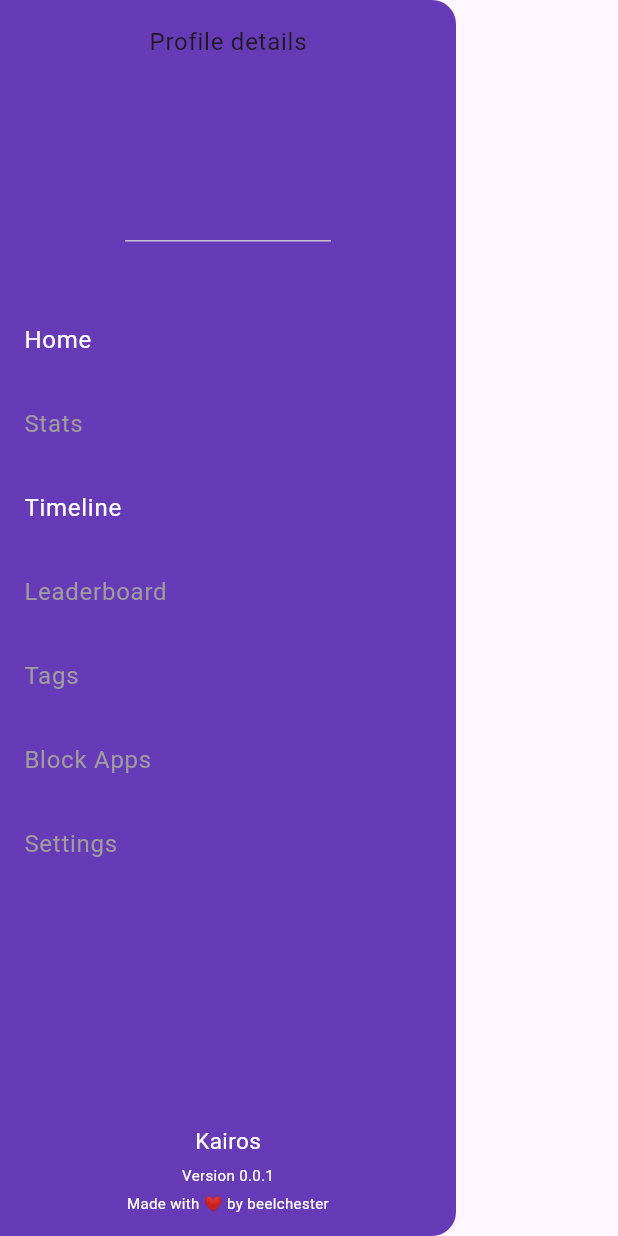
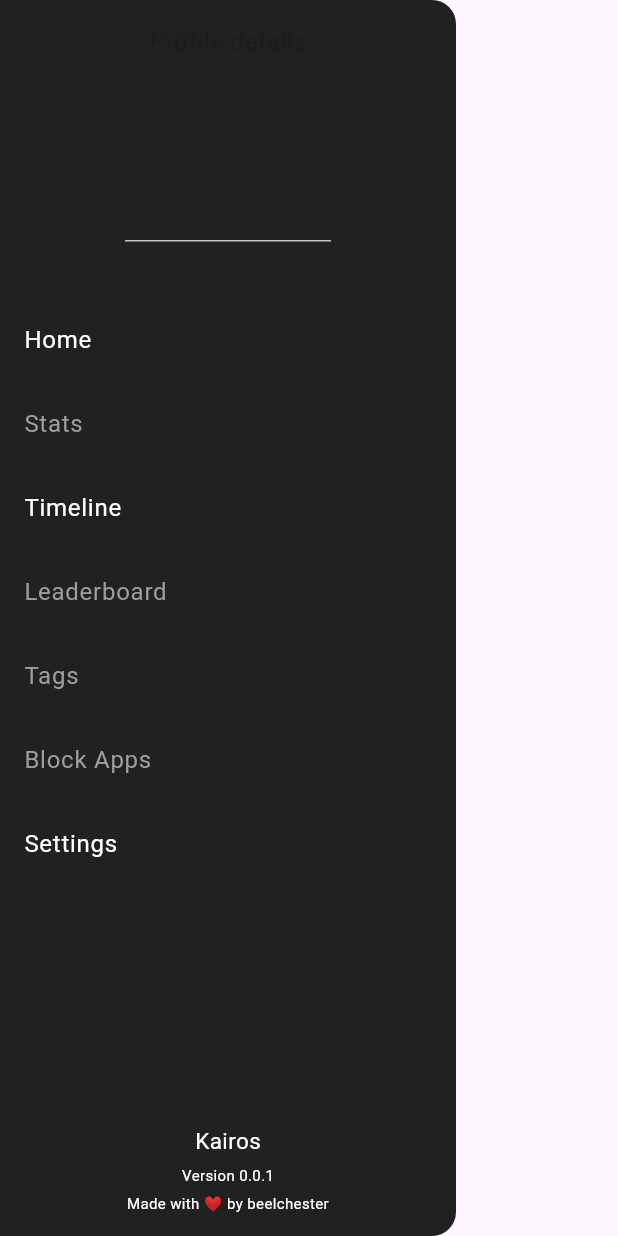
Before and after one commit to beelchester/kairos, a Flutter app: the DrawerWidget widget shown alone on an empty page, opened directly, on a phone screen of 412 x 824 dp. Run offline on Flutter 3.47's test engine with Material 3 defaults, Android fonts, the phone set to English and light mode, and no system bars; our stand-ins replace shared_preferences; accounts and stored records are empty; network calls fail.

Commit message:
feat: settings page init, drawer color to black
Signed-off-by: Sahil Yeole <sahilyeole93@gmail.com>

```diff
--- a/app/lib/main.dart
+++ b/app/lib/main.dart
@@ -2,6 +2,7 @@ import 'package:flutter/material.dart';
 import 'package:kairos/src/global_states.dart';
 import 'package:kairos/src/pages/focus_page.dart';
 import 'package:kairos/src/pages/login_page.dart';
+import 'package:kairos/src/pages/settings_page.dart';
 import 'package:kairos/src/pages/timeline_page.dart';
 import 'package:provider/provider.dart';
 
@@ -18,7 +19,8 @@ class MyApp extends StatelessWidget {
     return MaterialApp(routes: {
       "/": (context) => const LoginPage(),
       "/focus": (context) => const FocusPage(),
-      "/timeline": (context) => const TimelinePage()
+      "/timeline": (context) => const TimelinePage(),
+      "/settings": (context) => const SettingsPage()
     });
   }
 }
--- a/app/lib/src/pages/focus_page.dart
+++ b/app/lib/src/pages/focus_page.dart
@@ -147,8 +147,7 @@ class _FocusPageState extends State<FocusPage> {
           if (offlineSessions != null) {
             // already ended in offline
             for (var session in offlineSessions) {
-              if (session.sessionId == activeSession.sessionId &&
-                  session.duration != null) {
+              if (session.sessionId == activeSession.sessionId) {
                 alreadyEndedInOffline = true;
                 activeSession.endedAt = session.endedAt;
                 activeSession.duration = session.duration;
@@ -322,6 +321,9 @@ class _FocusPageState extends State<FocusPage> {
       if (!_isRunning) {
         timer.cancel();
       }
+      if (_elapsedTime / 3600 == globalStates.settings.maxSessionDuration) {
+        timer.cancel();
+      }
       setState(() {
         _elapsedTime++;
       });
--- a/app/lib/src/pages/timeline_page.dart
+++ b/app/lib/src/pages/timeline_page.dart
@@ -54,7 +54,7 @@ class _TimelinePageState extends State<TimelinePage> {
   }
 
   Widget _sessionCard(Session session) {
-    if (session.duration == null || session.endedAt == null) {
+    if (session.endedAt == null) {
       return const SizedBox();
     }
     return Card(
--- /dev/null
+++ b/app/lib/src/settings.dart
@@ -0,0 +1,19 @@
+class Settings {
+  final int maxSessionDuration;
+
+  Settings({
+    required this.maxSessionDuration,
+  });
+
+  factory Settings.fromJson(Map<String, dynamic> json) {
+    return Settings(
+      maxSessionDuration: json['maxSessionDuration'],
+    );
+  }
+
+  Map<String, dynamic> toJson() {
+    return {
+      'maxSessionDuration': maxSessionDuration,
+    };
+  }
+}
--- a/app/lib/src/widgets/drawer.dart
+++ b/app/lib/src/widgets/drawer.dart
@@ -1,6 +1,4 @@
 import 'package:flutter/material.dart';
-import 'package:kairos/src/pages/focus_page.dart';
-import 'package:kairos/src/pages/timeline_page.dart';
 
 class DrawerWidget extends StatelessWidget {
   const DrawerWidget({super.key});
@@ -8,7 +6,7 @@ class DrawerWidget extends StatelessWidget {
   @override
   Widget build(BuildContext context) {
     return Drawer(
-      backgroundColor: Colors.deepPurple,
+      backgroundColor: Colors.black87,
       child: Column(
         children: [
           const DrawerHeader(
@@ -44,9 +42,13 @@ class DrawerWidget extends StatelessWidget {
             // grey out the option
             title: Text('Block Apps', style: TextStyle(color: Colors.grey)),
           ),
-          const ListTile(
+          ListTile(
             // grey out the option
-            title: Text('Settings', style: TextStyle(color: Colors.grey)),
+            title:
+                const Text('Settings', style: TextStyle(color: Colors.white)),
+            onTap: () {
+              Navigator.pushNamed(context, '/settings');
+            },
           ),
           const Spacer(),
           const Padding(
```
Also changed, not shown: app/lib/src/global_states.dart (+9 -0 lines), app/lib/src/pages/settings_page.dart (added, +43 -0 lines), app/pubspec.yaml (+5 -5 lines), 1 other file.
